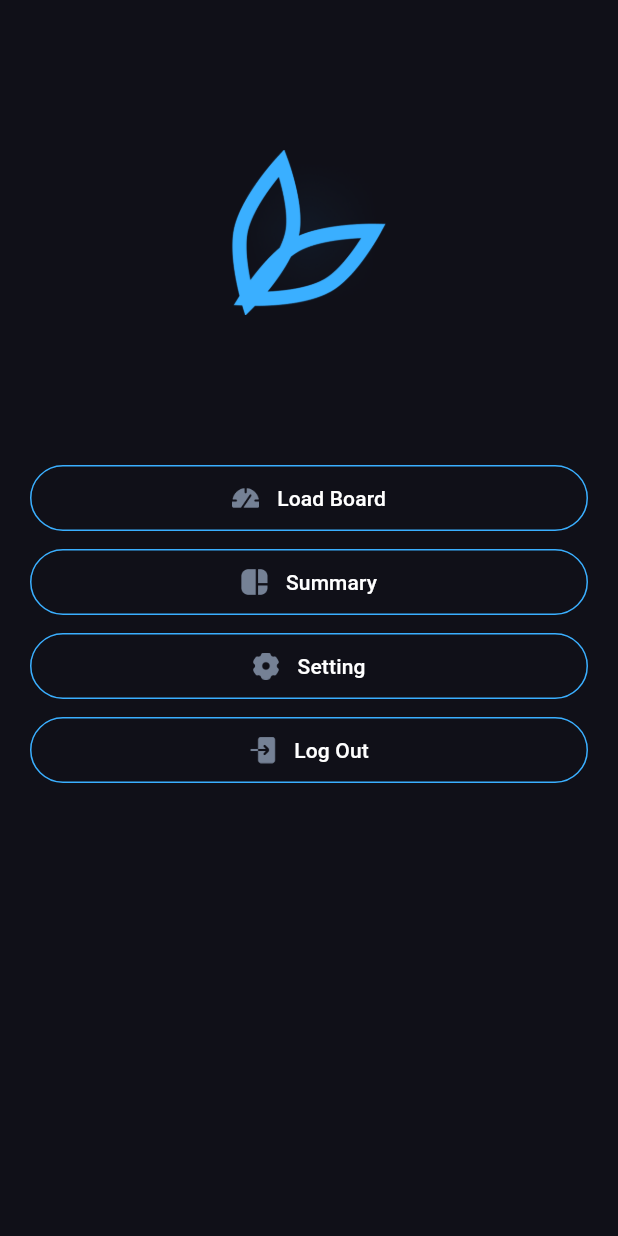
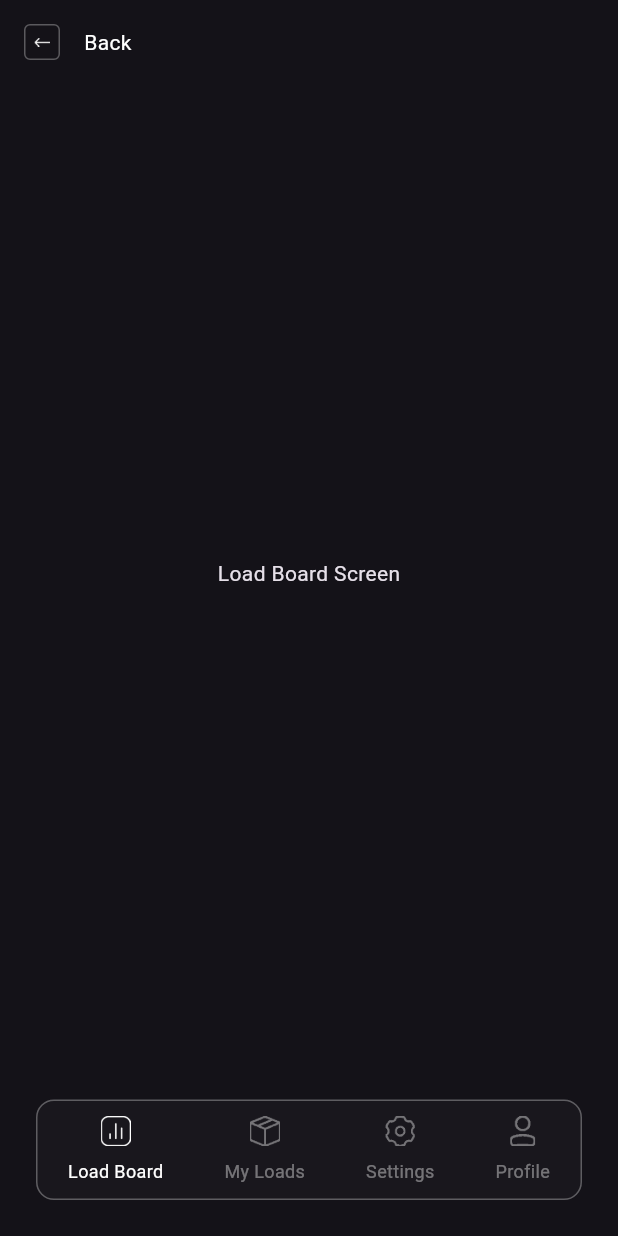
Before and after one commit to mahfuj-ahmed-jim/transport_application_demo, a Flutter app: the HomeScreen screen opened by its route, after a tap on "Load Board", on a phone screen of 412 x 824 dp. Run offline on Flutter 3.47's test engine with Material 3 defaults, Android fonts, the light colour scheme and no system bars.

Commit message:
feat: Bottom Navigation Bar

```diff
--- a/lib/pages/home_screen.dart
+++ b/lib/pages/home_screen.dart
@@ -1,4 +1,5 @@
 import 'package:flutter/material.dart';
+import 'package:transport_application/pages/load_board_screen.dart';
 import 'package:transport_application/widgets/icon_button.dart';
 
 class HomeScreen extends StatelessWidget {
@@ -26,7 +27,9 @@ class HomeScreen extends StatelessWidget {
                   CustomIconButton(
                     icon: 'assets/images/load_board.png',
                     text: 'Load Board',
-                    onPressed: () => {},
+                    onPressed: () => {
+                      Navigator.pushNamed(context, LoadBoardScreen.routeName)
+                    },
                   ),
                   const SizedBox(height: 12),
                   CustomIconButton(
--- /dev/null
+++ b/lib/pages/load_board_screen.dart
@@ -0,0 +1,199 @@
+import 'package:flutter/material.dart';
+
+class LoadBoardScreen extends StatefulWidget {
+  static const routeName = 'load-board';
+  const LoadBoardScreen({super.key});
+
+  @override
+  State<LoadBoardScreen> createState() => _LoadBoardScreenState();
+}
+
+class _LoadBoardScreenState extends State<LoadBoardScreen> {
+  int _selectedIndex = 0;
+
+  @override
+  Widget build(BuildContext context) {
+    return Scaffold(
+      appBar: AppBar(
+        leadingWidth: 120,
+        toolbarHeight: 56,
+        leading: GestureDetector(
+          onTap: () {
+            Navigator.pop(context);
+          },
+          child: Row(
+            children: [
+              Container(
+                margin: const EdgeInsets.all(16),
+                width: 24,
+                height: 24,
+                decoration: BoxDecoration(
+                  borderRadius: BorderRadius.circular(4),
+                  border: Border.all(
+                    color: Colors.white.withOpacity(0.3),
+                    width: 1,
+                  ),
+                ),
+                child: Center(
+                  child: Image.asset(
+                    'assets/images/back_button.png',
+                    width: 11,
+                    height: 6,
+                  ),
+                ),
+              ),
+              const Text(
+                'Back',
+                style: TextStyle(
+                  fontSize: 14,
+                  color: Colors.white,
+                ),
+              ),
+            ],
+          ),
+        ),
+        centerTitle: false,
+      ),
+      body: const Center(
+        child: Text('Load Board Screen'),
+      ),
+      bottomNavigationBar: Container(
+        margin: const EdgeInsets.all(24),
+        padding: const EdgeInsets.symmetric(vertical: 10),
+        decoration: BoxDecoration(
+          color: Colors.white.withOpacity(0.02),
+          borderRadius: BorderRadius.circular(12),
+          border: Border.all(
+            color: Colors.white.withOpacity(0.3),
+            width: 1,
+          ),
+        ),
+        child: Row(
+          mainAxisAlignment: MainAxisAlignment.spaceAround,
+          children: [
+            GestureDetector(
+              onTap: () {
+                setState(() {
+                  _selectedIndex = 0;
+                });
+              },
+              child: Column(
+                mainAxisSize: MainAxisSize.min,
+                children: [
+                  Image.asset(
+                    'assets/images/load_home.png',
+                    width: 20,
+                    height: 20,
+                    color: _selectedIndex == 0
+                        ? Colors.white
+                        : Colors.white.withOpacity(0.4),
+                  ),
+                  const SizedBox(height: 8),
+                  Text(
+                    'Load Board',
+                    style: TextStyle(
+                      fontSize: 12,
+                      color: _selectedIndex == 0
+                          ? Colors.white
+                          : Colors.white.withOpacity(0.4),
+                    ),
+                  ),
+                ],
+              ),
+            ),
+            GestureDetector(
+              onTap: () {
+                setState(() {
+                  _selectedIndex = 1;
+                });
+              },
+              child: Column(
+                mainAxisSize: MainAxisSize.min,
+                children: [
+                  Image.asset(
+                    'assets/images/my_load.png',
+                    width: 20,
+                    height: 20,
+                    color: _selectedIndex == 1
+                        ? Colors.white
+                        : Colors.white.withOpacity(0.4),
+                  ),
+                  const SizedBox(height: 8),
+                  Text(
+                    'My Loads',
+                    style: TextStyle(
+                      fontSize: 12,
+                      color: _selectedIndex == 1
+                          ? Colors.white
+                          : Colors.white.withOpacity(0.4),
+                    ),
+                  ),
+                ],
+              ),
+            ),
+            GestureDetector(
+              onTap: () {
+                setState(() {
+                  _selectedIndex = 2;
+                });
+              },
+              child: Column(
+                mainAxisSize: MainAxisSize.min,
+                children: [
+                  Image.asset(
+                    'assets/images/settings_home.png',
+                    width: 20,
+                    height: 20,
+                    color: _selectedIndex == 2
+                        ? Colors.white
+                        : Colors.white.withOpacity(0.4),
+                  ),
+                  const SizedBox(height: 8),
+                  Text(
+                    'Settings',
+                    style: TextStyle(
+                      fontSize: 12,
+                      color: _selectedIndex == 2
+                          ? Colors.white
+                          : Colors.white.withOpacity(0.4),
+                    ),
+                  ),
+                ],
+              ),
+            ),
+            GestureDetector(
+              onTap: () {
+                setState(() {
+                  _selectedIndex = 3;
+                });
+              },
+              child: Column(
+                mainAxisSize: MainAxisSize.min,
+                children: [
+                  Image.asset(
+                    'assets/images/profile.png',
+                    width: 20,
+                    height: 20,
+                    color: _selectedIndex == 3
+                        ? Colors.white
+                        : Colors.white.withOpacity(0.4),
+                  ),
+                  const SizedBox(height: 8),
+                  Text(
+                    'Profile',
+                    style: TextStyle(
+                      fontSize: 12,
+                      color: _selectedIndex == 3
+                          ? Colors.white
+                          : Colors.white.withOpacity(0.4),
+                    ),
+                  ),
+                ],
+              ),
+            ),
+          ],
+        ),
+      ),
+    );
+  }
+}
--- a/lib/route.dart
+++ b/lib/route.dart
@@ -1,5 +1,6 @@
 import 'package:flutter/material.dart';
 import 'package:transport_application/pages/home_screen.dart';
+import 'package:transport_application/pages/load_board_screen.dart';
 import 'package:transport_application/pages/login_screen.dart';
 import 'package:transport_application/pages/register_screen.dart';
 import 'package:transport_application/pages/welcome_screen.dart';
@@ -26,6 +27,11 @@ Route<dynamic> generateRoute(RouteSettings settings) {
         builder: (context) => const HomeScreen(),
       );
 
+    case LoadBoardScreen.routeName:
+      return MaterialPageRoute(
+        builder: (context) => const LoadBoardScreen(),
+      );
+
     default:
       return MaterialPageRoute(
         builder: (context) => const WelcomeScreen(),
```
Also changed, not shown: assets/images/back_button.png (added), assets/images/load_home.png (added), assets/images/my_load.png (added), assets/images/profile.png (added), assets/images/settings_home.png (added).
